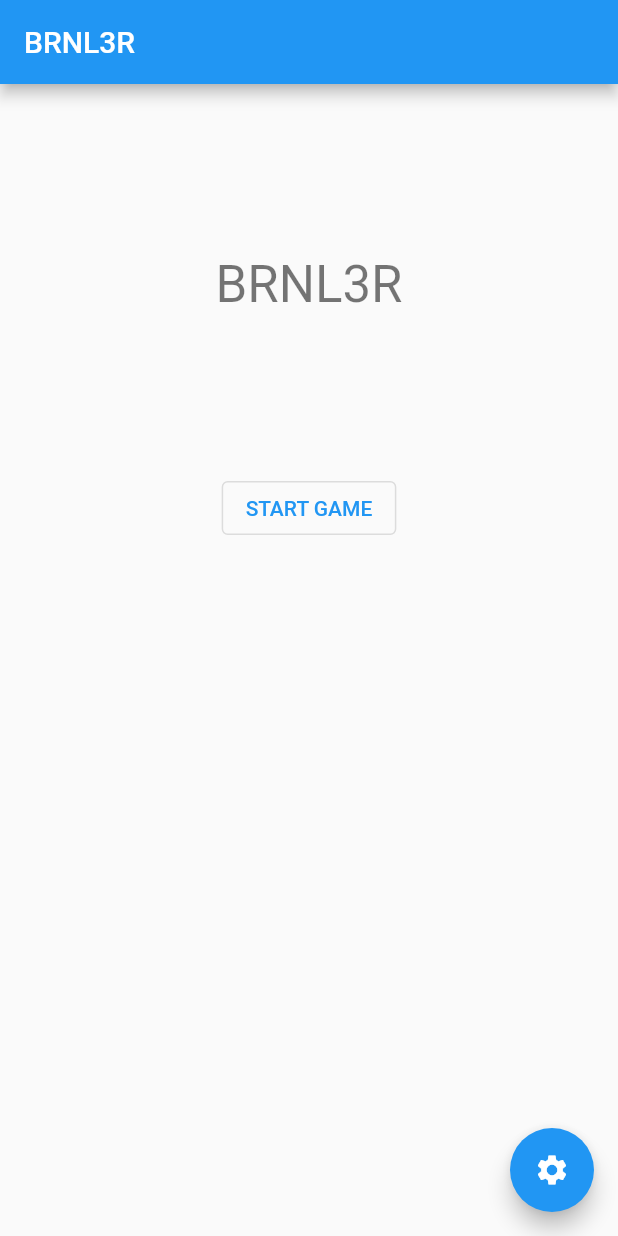
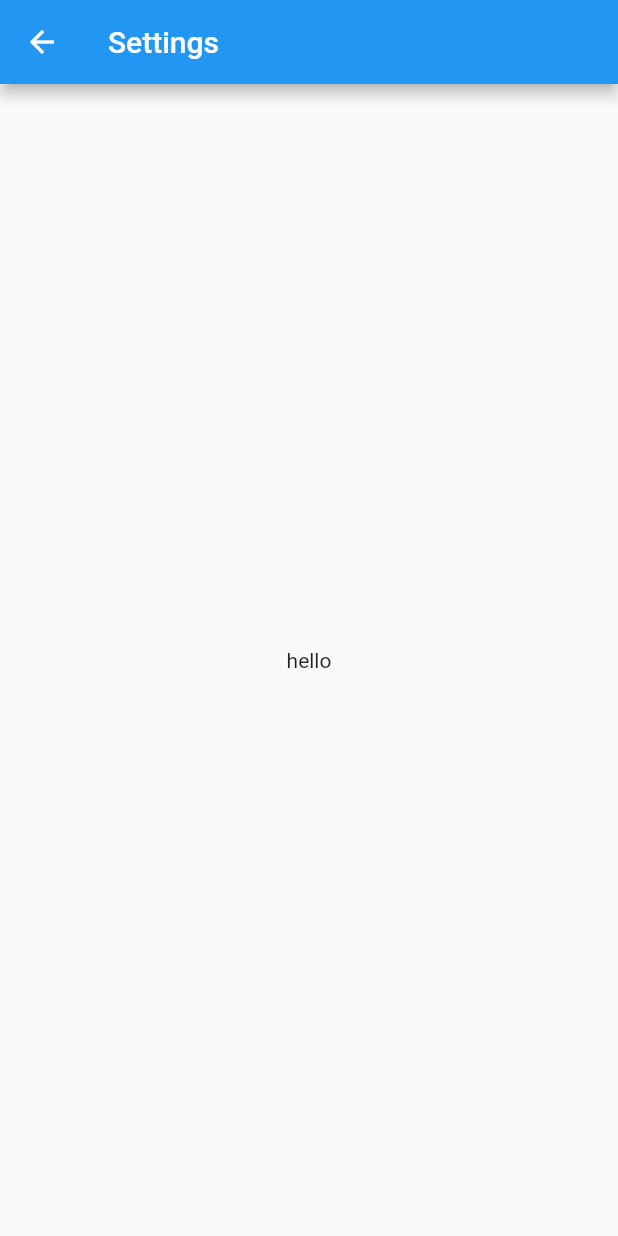
Before and after one commit to Golfeurs/Brnl3r, a Flutter app: the screen it shows after launch, after a tap on the "settings" icon, on a phone screen of 412 x 824 dp. Run offline on Flutter 3.47's test engine with Material 2 defaults, Android fonts, the phone set to English and light mode, and no system bars; our stand-ins replace html_unescape.

Commit message:
Add settings page to main menu

```diff
--- a/lib/activities/main_menu.dart
+++ b/lib/activities/main_menu.dart
@@ -1,5 +1,6 @@
 import 'package:brnl3r/activities/game_setup.dart';
 import 'package:flutter/material.dart';
+import 'package:brnl3r/activities/settings_menu.dart';
 
 class MyHomePage extends StatelessWidget {
   const MyHomePage({Key? key}) : super(key: key);
@@ -16,8 +17,7 @@ class MyHomePage extends StatelessWidget {
             title,
             style: Theme.of(context).textTheme.headlineMedium,
           ),
-        )
-      );
+        ));
 
     final body = Expanded(
         flex: 2,
@@ -25,10 +25,13 @@ class MyHomePage extends StatelessWidget {
           child: Column(
             children: [
               OutlinedButton(
-              onPressed: () => Navigator.push(context, MaterialPageRoute(builder:
-                (_) => GameSetup(key: key,)
-              )), child: const Text("START GAME")
-            )
+                  onPressed: () => Navigator.push(
+                      context,
+                      MaterialPageRoute(
+                          builder: (_) => GameSetup(
+                                key: key,
+                              ))),
+                  child: const Text("START GAME"))
             ],
           ),
         ));
@@ -38,7 +41,12 @@ class MyHomePage extends StatelessWidget {
         title: Text(title),
       ),
       floatingActionButton: FloatingActionButton(
-        onPressed: () {},
+        onPressed: () => Navigator.push(
+            context,
+            MaterialPageRoute(
+                builder: (_) => SettingsMenu(
+                      key: key,
+                    ))),
         child: const Icon(Icons.settings),
       ),
       body: Center(
--- /dev/null
+++ b/lib/activities/settings_menu.dart
@@ -0,0 +1,25 @@
+//Settings widget
+
+import 'package:flutter/material.dart';
+
+class SettingsMenu extends StatefulWidget {
+  const SettingsMenu({Key? key}) : super(key: key);
+
+  @override
+  State<StatefulWidget> createState() => _SettingsMenuState();
+}
+
+class _SettingsMenuState extends State<SettingsMenu> {
+  List<String> amoutQ = ["3", "4", "5", "6", "7", "8", "9", "10"];
+  List<String> difficulty = ["easy", "medium", "hard"];
+
+  @override
+  Widget build(BuildContext context) {
+    return Scaffold(
+      appBar: AppBar(
+        title: const Text("Settings"),
+      ),
+      body: const Center(child: Text("hello")),
+    );
+  }
+}
```
Lines whose indentation alone changed are shown as unchanged.
